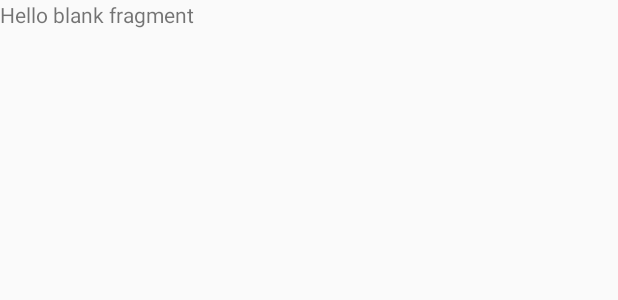
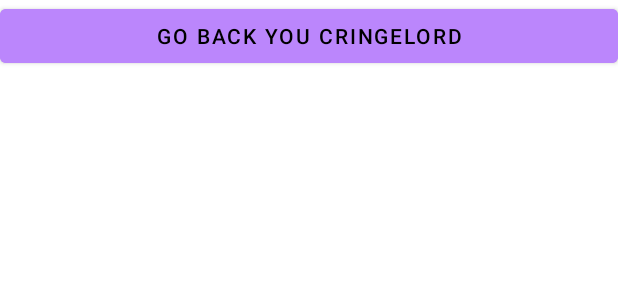
Before and after one commit to yxef/MyFridgeApp, an Android app: the layout fragment_modify_food.xml on its own in the app's theme, with its tools: preview values and no code run, on a phone screen of 412 x 824 dp. Shown: the top 300 px of the screen. Run offline under Robolectric (Android 15) with nearby library versions, the phone set to English and light mode, and no system bars.

Commit message:
changed themes

```diff
--- a/app/build.gradle
+++ b/app/build.gradle
@@ -52,8 +52,8 @@
 
 
     // Java language implementation
-    implementation("androidx.navigation:navigation-fragment:2.4.2")
-    implementation("androidx.navigation:navigation-ui:2.4.2")
+    implementation("androidx.navigation:navigation-fragment-ktx:2.4.2")
+    implementation("androidx.navigation:navigation-ui-ktx:2.4.2")
 
     // Kotlin
     implementation("androidx.navigation:navigation-fragment-ktx:2.4.2")
--- a/app/src/main/AndroidManifest.xml
+++ b/app/src/main/AndroidManifest.xml
@@ -11,7 +11,7 @@
         android:label="@string/app_name"
         android:roundIcon="@mipmap/ic_launcher_round"
         android:supportsRtl="true"
-        android:theme="@style/Theme.AppCompat.Light.DarkActionBar"
+        android:theme="@style/Theme.MyFridge"
         tools:targetApi="31">
         <activity
             android:name=".MainActivity"
--- a/app/src/main/java/com/example/myfridge/adapter/FoodItemAdapter.kt
+++ b/app/src/main/java/com/example/myfridge/adapter/FoodItemAdapter.kt
@@ -7,20 +7,18 @@
 import android.widget.ImageView
 import android.widget.TextView
 import androidx.recyclerview.widget.RecyclerView
-import com.example.myfridge.FoodListFragmentDirections
 import com.example.myfridge.R
-import com.example.myfridge.data.TestDataset
 import com.example.myfridge.model.Food
 
 
 // Adapter che mostra [Food] data objects
 class FoodItemAdapter(
-    private val context: Context,
+    /*private val context: Context,*/
     private val dataset: List<Food>
 ) : RecyclerView.Adapter<FoodItemAdapter.FoodItemViewHolder>() {
 
 
-    class FoodItemViewHolder(private val view: View) : RecyclerView.ViewHolder(view) {
+    class FoodItemViewHolder(view: View) : RecyclerView.ViewHolder(view) {
         val textViewFoodName: TextView = view.findViewById(R.id.food_name)
         val textViewExpirationDate: TextView = view.findViewById(R.id.food_expiration_date)
         val imageViewIconImageView : ImageView = view.findViewById(R.id.food_icon)
--- a/app/src/main/res/layout/fragment_modify_food.xml
+++ b/app/src/main/res/layout/fragment_modify_food.xml
@@ -3,12 +3,15 @@
     xmlns:tools="http://schemas.android.com/tools"
     android:layout_width="match_parent"
     android:layout_height="match_parent"
-    tools:context=".modifyFoodFragment">
+    tools:context=".ModifyFoodFragment">
 
     <!-- TODO: Update blank fragment layout -->
-    <TextView
+    <Button
+        android:id="@+id/button_back"
         android:layout_width="match_parent"
-        android:layout_height="match_parent"
-        android:text="@string/hello_blank_fragment" />
+        android:layout_height="wrap_content"
+        android:text="GO BACK YOU CRINGELORD"
+        android:backgroundTint="@color/purple_200"
+        />
 
 </FrameLayout>
--- a/app/src/main/res/values-night/themes.xml
+++ b/app/src/main/res/values-night/themes.xml
@@ -1,4 +1,4 @@
-<resources xmlns:tools="http://schemas.android.com/tools">
+<resources>
     <!-- Base application theme. -->
     <style name="Theme.MyFridge" parent="Theme.MaterialComponents.DayNight.DarkActionBar">
         <!-- Primary brand color. -->
@@ -10,7 +10,7 @@
         <item name="colorSecondaryVariant">@color/teal_200</item>
         <item name="colorOnSecondary">@color/black</item>
         <!-- Status bar color. -->
-        <item name="android:statusBarColor" tools:targetApi="l">?attr/colorPrimaryVariant</item>
+        <item name="android:statusBarColor">?attr/colorPrimaryVariant</item>
         <!-- Customize your theme here. -->
     </style>
 </resources>
--- a/app/src/main/res/values/colors.xml
+++ b/app/src/main/res/values/colors.xml
@@ -7,4 +7,5 @@
     <color name="teal_700">#FF018786</color>
     <color name="black">#FF000000</color>
     <color name="white">#FFFFFFFF</color>
+    <color name="orange">#DF9A57</color>
 </resources>
--- a/app/src/main/res/values/strings.xml
+++ b/app/src/main/res/values/strings.xml
@@ -2,4 +2,5 @@
     <string name="app_name">MyFridge</string>
     <!-- TODO: Remove or change this placeholder text -->
     <string name="hello_blank_fragment">Hello blank fragment</string>
+    <string name="add_food">Add Food</string>
 </resources>
--- a/app/src/main/res/values/themes.xml
+++ b/app/src/main/res/values/themes.xml
@@ -1,16 +1,16 @@
-<resources xmlns:tools="http://schemas.android.com/tools">
+<resources>
     <!-- Base application theme. -->
     <style name="Theme.MyFridge" parent="Theme.MaterialComponents.DayNight.DarkActionBar">
         <!-- Primary brand color. -->
-        <item name="colorPrimary">@color/purple_500</item>
+        <item name="colorPrimary">@color/orange</item>
         <item name="colorPrimaryVariant">@color/purple_700</item>
-        <item name="colorOnPrimary">@color/white</item>
+        <item name="colorOnPrimary">@color/black</item>
         <!-- Secondary brand color. -->
         <item name="colorSecondary">@color/teal_200</item>
         <item name="colorSecondaryVariant">@color/teal_700</item>
         <item name="colorOnSecondary">@color/black</item>
         <!-- Status bar color. -->
-        <item name="android:statusBarColor" tools:targetApi="l">?attr/colorPrimaryVariant</item>
+        <item name="android:statusBarColor">?attr/colorPrimaryVariant</item>
         <!-- Customize your theme here. -->
     </style>
 </resources>
```
Also changed, not shown: app/src/main/java/com/example/myfridge/FoodListFragment.kt (+4 -26 lines), app/src/main/java/com/example/myfridge/ModifyFoodFragment.kt (added, +34 -0 lines), app/src/main/java/com/example/myfridge/modifyFoodFragment.kt (deleted, +0 -20 lines), app/src/main/res/layout/fragment_food_list.xml (+11 -6 lines), app/src/main/res/navigation/nav_graph.xml (+9 -5 lines), app/src/main/java/com/example/myfridge/AddFridgeFragment.kt (renamed from app/src/main/java/com/example/myfridge/addFridgeFragment.kt), app/src/main/java/com/example/myfridge/ContactFragment.kt (renamed from app/src/main/java/com/example/myfridge/contactFragment.kt), app/src/main/java/com/example/myfridge/FridgeChoiceFragment.kt (renamed from app/src/main/java/com/example/myfridge/fridgeChoiceFragment.kt), app/src/main/java/com/example/myfridge/ShareFridgeFragment.kt (renamed from app/src/main/java/com/example/myfridge/shareFridgeFragment.kt).
